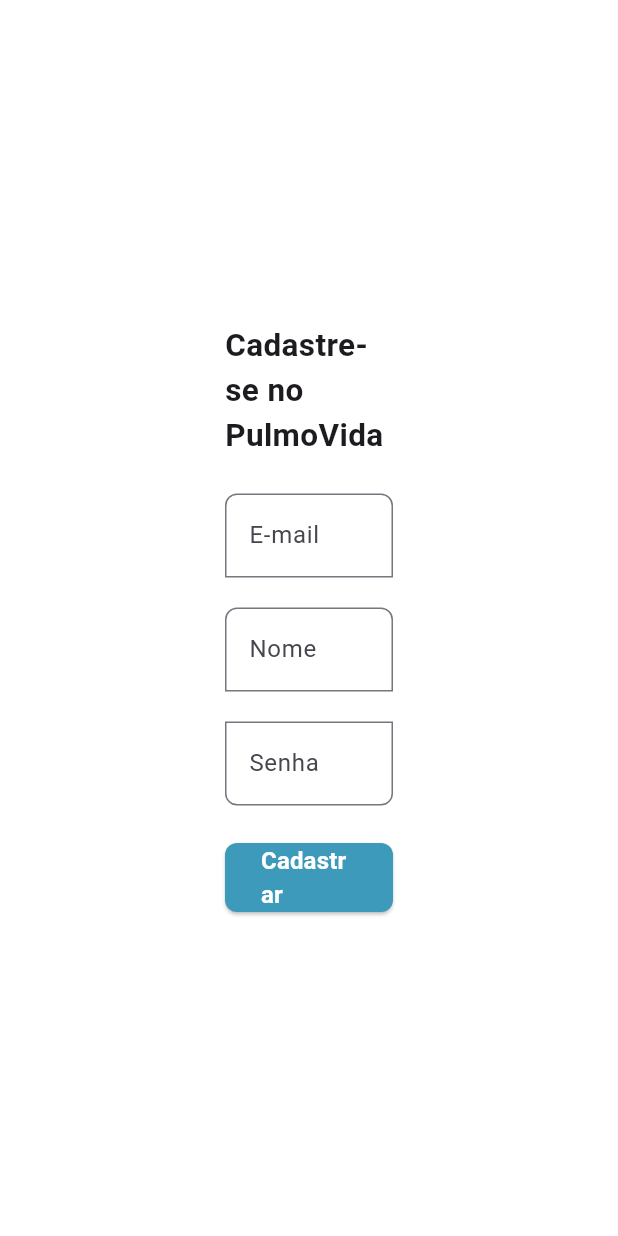
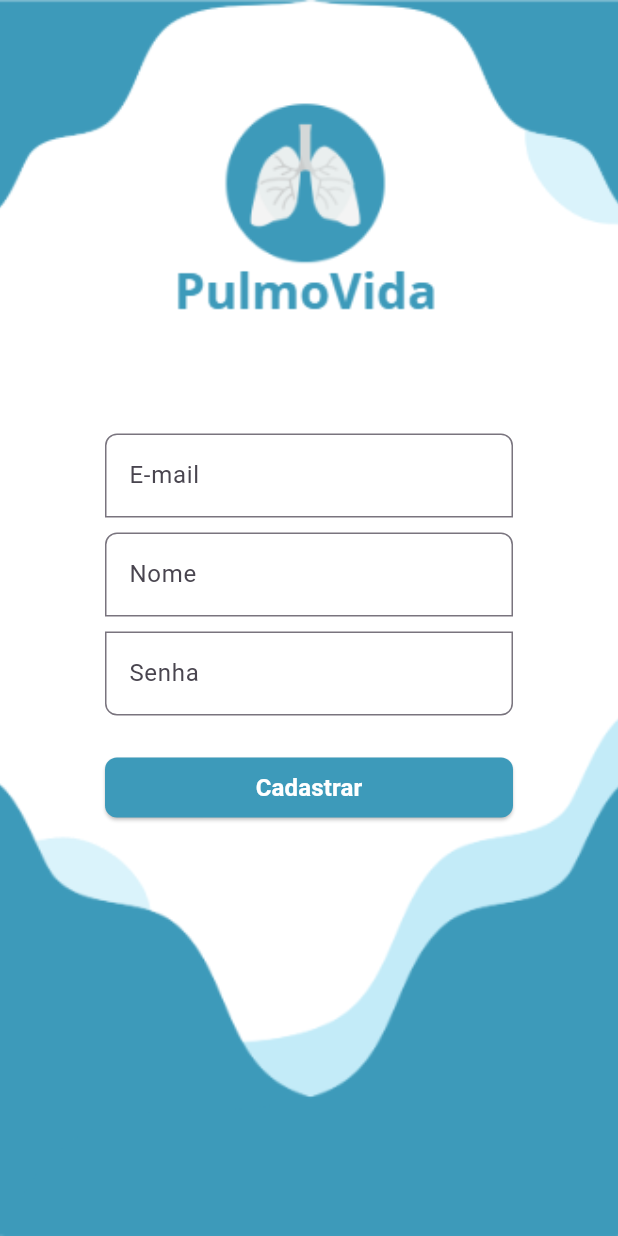
Before and after one commit to Lailasp/projeto, a Flutter app: the RegisterPage screen opened directly, on a phone screen of 412 x 824 dp. Run offline on Flutter 3.47's test engine with Material 3 defaults, Android fonts, the phone set to English and light mode, and no system bars; our stand-ins replace dio, font_awesome_flutter, google_fonts, shared_preferences, sliding_clipped_nav_bar, sqflite; accounts and stored records are empty.

Commit message:
Refactor register page layout and background image

```diff
--- a/lib/pages/resgister_page.dart
+++ b/lib/pages/resgister_page.dart
@@ -15,20 +15,27 @@ class _RegisterPageState extends State<RegisterPage> {
 
   @override
   Widget build(BuildContext context) {
-    return SafeArea(
+    return Container(
+      decoration: BoxDecoration(
+        image: DecorationImage(
+          image: AssetImage('assets/assests_image2.png'),
+          fit: BoxFit.cover,
+        ),
+      ),
+      child: SafeArea(
       child: Scaffold(
-        backgroundColor: Colors.white,
+        backgroundColor: Colors.transparent,
         body: Padding(
-          padding: const EdgeInsets.all(150),
+          padding: const EdgeInsets.all(70),
           child: Column(
             mainAxisAlignment: MainAxisAlignment.center,
             crossAxisAlignment: CrossAxisAlignment.stretch,
             children: [
-              Text(
+              /*Text(
                 'Cadastre-se no PulmoVida',
                 style: TextStyle(fontSize: 21, fontWeight: FontWeight.bold),
-              ),
-              SizedBox(height: 24),
+              ),*/
+              SizedBox(height: 14),
               TextField(
                 controller: userController,
                 decoration: InputDecoration(
@@ -37,7 +44,7 @@ class _RegisterPageState extends State<RegisterPage> {
                   border: buildUserOutlineInputBorder(),
                 ),
               ),
-              const SizedBox(height: 20),
+              const SizedBox(height: 10),
               TextField(
                 controller: userController,
                 decoration: InputDecoration(
@@ -46,7 +53,7 @@ class _RegisterPageState extends State<RegisterPage> {
                   border: buildUserOutlineInputBorder(),
                 ),
               ),
-              const SizedBox(height: 20),
+              const SizedBox(height: 10),
               TextField(
                 controller: passwordController,
                 obscureText: true,
@@ -78,6 +85,7 @@ class _RegisterPageState extends State<RegisterPage> {
           ),
         ),
       ),
+    ),
     );
   }
 
```
